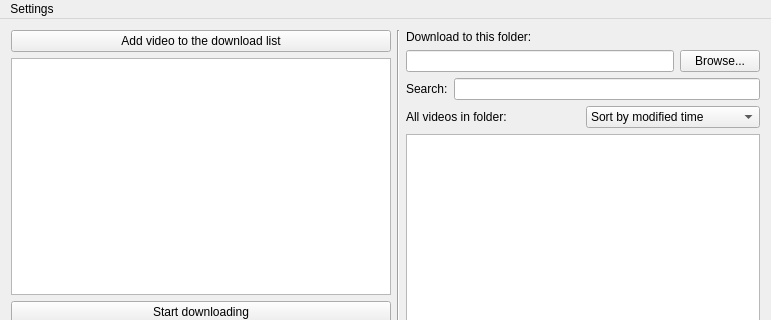
The window that mainwindow.ui (doublejim/QYoutubeDownloader) describes before a commit, drawn with Qt 5; both pictures show x 0 to 771 and y 0 to 320 of the 771 by 565 pixel window.
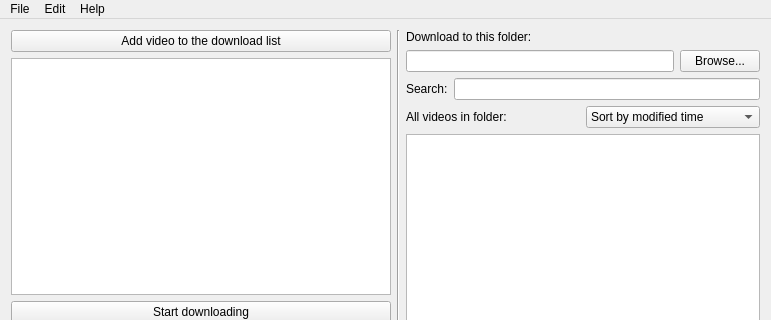
The same window after the commit.

Commit message: Add setting to youtube-dl & ffmpeg path, also update the menubar and add about dialog

Patch:
```diff
--- a/mainwindow.ui
+++ b/mainwindow.ui
@@ -352,12 +352,26 @@
    </property>
    <widget class="QMenu" name="menuSettings">
     <property name="title">
-     <string>Settings</string>
+     <string>Edit</string>
     </property>
     <addaction name="separator"/>
     <addaction name="actionSettings_Menu"/>
    </widget>
+   <widget class="QMenu" name="menuFile">
+    <property name="title">
+     <string>File</string>
+    </property>
+    <addaction name="actionQuit"/>
+   </widget>
+   <widget class="QMenu" name="menuAbout">
+    <property name="title">
+     <string>Help</string>
+    </property>
+    <addaction name="actionAbout"/>
+   </widget>
+   <addaction name="menuFile"/>
    <addaction name="menuSettings"/>
+   <addaction name="menuAbout"/>
   </widget>
   <widget class="QStatusBar" name="statusBar"/>
   <action name="actionSettings_Menu">
```
Left out of the diff: 23 changed lines with no effect on the pictures. The commit also changes 11 other files.
